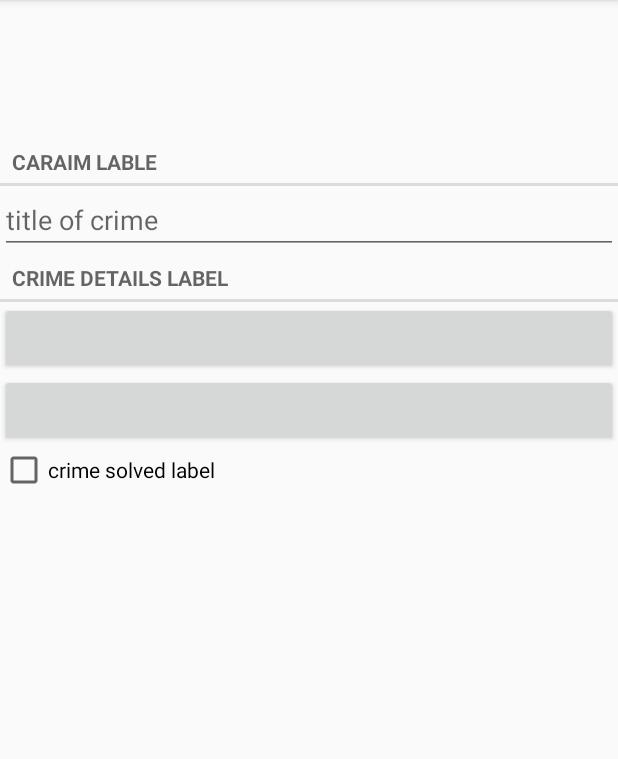
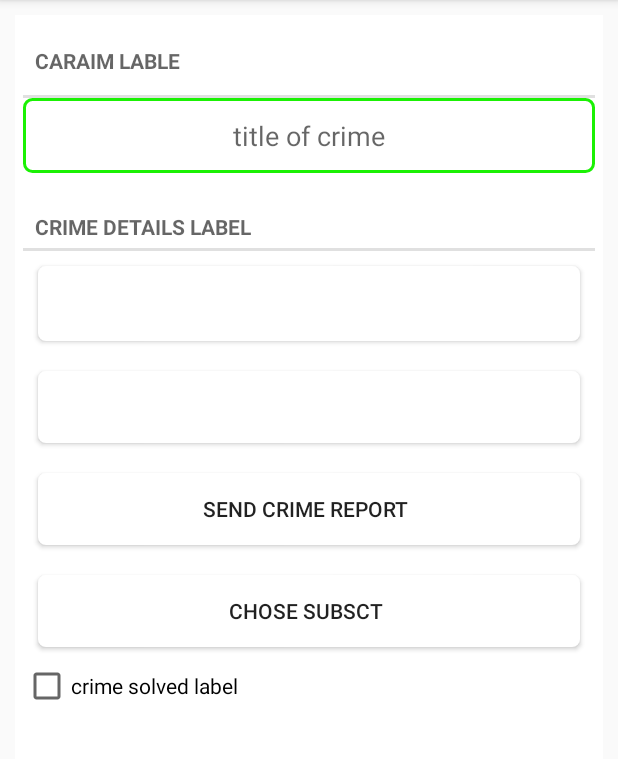
Before and after one commit to EngAL-shikh/CriminalIntentCH13V2, an Android app: the screen it shows after launch (MainActivity), after a tap on "ADD NEW CRIME", on a phone screen of 412 x 824 dp, the part 84-843 px from its top. Run offline under Robolectric (Android 15) with nearby library versions, the phone set to English and light mode, and no system bars; our stand-ins replace Room's generated code; 1 statement that could not run was skipped.

Commit message:
-suspect

```diff
--- a/app/src/main/java/com/example/criminalintent/Crime.kt
+++ b/app/src/main/java/com/example/criminalintent/Crime.kt
@@ -10,7 +10,8 @@ import java.util.*
 data class Crime(@PrimaryKey val id: UUID = UUID.randomUUID(),
                  var title: String = "",
                  var date: Date = Date(),
-                 var isSolved: Boolean = false
+                 var isSolved: Boolean = false,
+                 var suspect: String = ""
 )
 
 
@@ -42,6 +43,10 @@ data class Crime(@PrimaryKey val id: UUID = UUID.randomUUID(),
             return false
 
         }
+        if (suspect != other.suspect){
+            return false
+
+        }
 
         return true
     }
--- a/app/src/main/java/com/example/criminalintent/CrimeRepository.kt
+++ b/app/src/main/java/com/example/criminalintent/CrimeRepository.kt
@@ -4,6 +4,7 @@ import android.content.Context
 import androidx.lifecycle.LiveData
 import androidx.room.Room
 import database.CrimeDatabase
+import database.migration_1_2
 import java.util.*
 import java.util.concurrent.Executors
 
@@ -14,7 +15,8 @@ class CrimeRepository private constructor(context: Context) {
         context.applicationContext,
         CrimeDatabase::class.java,
         DATABASE_NAME
-    ).build()
+    ).addMigrations(migration_1_2).build()
+
     private val crimeDao = database.crimeDao()
     private val executor = Executors.newSingleThreadExecutor()
 
--- a/app/src/main/java/database/CrimeDatabase.kt
+++ b/app/src/main/java/database/CrimeDatabase.kt
@@ -3,10 +3,22 @@ package database
 import androidx.room.Database
 import androidx.room.RoomDatabase
 import androidx.room.TypeConverters
+import androidx.room.migration.Migration
+import androidx.sqlite.db.SupportSQLiteDatabase
 import com.example.criminalintent.Crime
 
-@Database(entities=[Crime::class],version =1,exportSchema = false)
+@Database(entities=[Crime::class],version =2,exportSchema = false)
 @TypeConverters(CrimeTypeConverters ::class)
 abstract class CrimeDatabase : RoomDatabase() {
     abstract fun  crimeDao(): CrimeDao
+
+
+
 }
+    val migration_1_2 = object : Migration(1, 2) {
+        override fun migrate(database: SupportSQLiteDatabase) {
+            database.execSQL(
+                "ALTER TABLE Crime ADD COLUMN suspect TEXT NOT NULL DEFAULT ''"
+            )
+        }
+}
--- /dev/null
+++ b/app/src/main/res/drawable/shape3.xml
@@ -0,0 +1,11 @@
+<?xml version="1.0" encoding="utf-8"?>
+<shape xmlns:android="http://schemas.android.com/apk/res/android"
+    android:shape="rectangle">
+
+    <stroke
+        android:color="#1BF104"
+        android:width="2dp"/>
+
+    <corners android:radius="5dp"/>
+
+</shape>
--- /dev/null
+++ b/app/src/main/res/drawable/shape4.xml
@@ -0,0 +1,14 @@
+<?xml version="1.0" encoding="utf-8"?>
+<shape xmlns:android="http://schemas.android.com/apk/res/android"
+    android:shape="rectangle">
+
+  <solid android:color="#FFFFFF">
+
+  </solid>
+
+    <corners android:radius="5dp"/>
+
+  <padding android:left="5dp"
+   android:right="10dp"></padding>
+
+</shape>
--- a/app/src/main/res/layout/fragment_crime.xml
+++ b/app/src/main/res/layout/fragment_crime.xml
@@ -2,40 +2,69 @@
 <LinearLayout xmlns:android="http://schemas.android.com/apk/res/android"
     xmlns:tools="http://schemas.android.com/tools"
     android:layout_width="match_parent"
+    android:background="#ffff"
     android:layout_height="match_parent"
-    android:layout_marginTop="92dp"
-    android:orientation="vertical">
+android:layout_margin="10dp"
+    android:padding="5dp"
+    android:orientation="vertical"
+    >
+
+    <TextView
+        style="?android:listSeparatorTextViewStyle"
+        android:layout_width="match_parent"
+        android:layout_height="50dp"
+
+        android:text="caraim lable" />
+
+    <EditText
+
+        android:id="@+id/requiredcrime_title"
+        android:layout_width="match_parent"
+        android:layout_height="50dp"
+        android:hint="title of crime"
+        android:gravity="center"
+        android:background="@drawable/shape3"/>
 
     <TextView
         style="?android:listSeparatorTextViewStyle"
         android:layout_width="match_parent"
         android:layout_height="wrap_content"
-        android:text="caraim lable" />
+        android:layout_marginTop="20dp"
+        android:text="crime details label" />
 
-    <EditText
-        android:id="@+id/requiredcrime_title"
-        android:layout_width="match_parent"
-        android:layout_height="wrap_content"
-        android:hint="title of crime" />
-
-    <TextView
-        style="?android:listSeparatorTextViewStyle"
-        android:layout_width="match_parent"
-        android:layout_height="wrap_content"
-        android:text="crime details label" />
 
     <Button
         android:id="@+id/requiredcrime_date"
         android:layout_width="match_parent"
+        android:layout_margin="10dp"
+        android:background="@drawable/shape4"
+        android:layout_height="50dp"
+        android:shadowColor="#000000"
 
-        android:layout_height="wrap_content"
         tools:text="Wed Nov 14 11:56 EST 2018" />
 
     <Button
         android:id="@+id/requiredcrime_time"
         android:layout_width="match_parent"
         android:layout_height="wrap_content"
+        android:layout_margin="10dp"
+        android:background="@drawable/shape4"
         tools:text="10:00" />
+    <Button
+        android:id="@+id/crime_report"
+        android:layout_width="match_parent"
+        android:layout_height="wrap_content"
+        android:layout_margin="10dp"
+        android:background="@drawable/shape4"
+        android:text="@string/crime_report_text"/>
+
+    <Button
+        android:id="@+id/crime_suspect"
+        android:layout_width="match_parent"
+        android:layout_height="wrap_content"
+        android:layout_margin="10dp"
+        android:background="@drawable/shape4"
+        android:text="@string/crime_suspect_text"/>
 
     <CheckBox
         android:id="@+id/crime_solved"
--- a/app/src/main/res/layout/list_item_police_solved_crime.xml
+++ b/app/src/main/res/layout/list_item_police_solved_crime.xml
@@ -23,7 +23,7 @@
         <LinearLayout
             android:layout_width="match_parent"
             android:layout_height="match_parent"
-            android:background="@color/green"
+            android:background="@color/green1"
             android:orientation="horizontal">
 
             <LinearLayout
--- a/app/src/main/res/values/colors.xml
+++ b/app/src/main/res/values/colors.xml
@@ -1,8 +1,9 @@
 <?xml version="1.0" encoding="utf-8"?>
 <resources>
     <color name="colorPrimary">#008577</color>
-    <color name="colorPrimaryDark">#00574B</color>
+    <color name="colorPrimaryDark">#008577</color>
     <color name="colorAccent">#D81B60</color>
     <color name="red">#56D60101</color>
-    <color name="green">#561EFF05</color>
+    <color name="green1">#561EFF05</color>
+    <color name="green">#00FF66</color>
 </resources>
--- a/app/src/main/res/values/strings.xml
+++ b/app/src/main/res/values/strings.xml
@@ -4,5 +4,16 @@
     <!-- TODO: Remove or change this placeholder text -->
     <string name="hello_blank_fragment" translatable="false">Hello blank fragment</string>
     <string name="new_crime">New Crime</string>
+    <string name="crime_suspect_text">Chose Subsct</string>
+    <string name="crime_report_text">Send Crime Report</string>
+    <string name="crime_report">%1$s!
+The crime was discovered on %2$s. %3$s, and %4$s
+</string>
+    <string name="crime_report_solved">The case is solved</string>
+    <string name="crime_report_unsolved">The case is not solved</string>
+    <string name="crime_report_no_suspect">there is no suspect.</string>
+    <string name="crime_report_suspect">the suspect is %s.</string>
+    <string name="crime_report_subject">CriminalIntent Crime Report</string>
+    <string name="send_report">Send crime report via</string>
 
 </resources>
```
Also changed, not shown: app/src/main/java/com/example/criminalintent/CrimeFragment.kt (+105 -1 lines).
